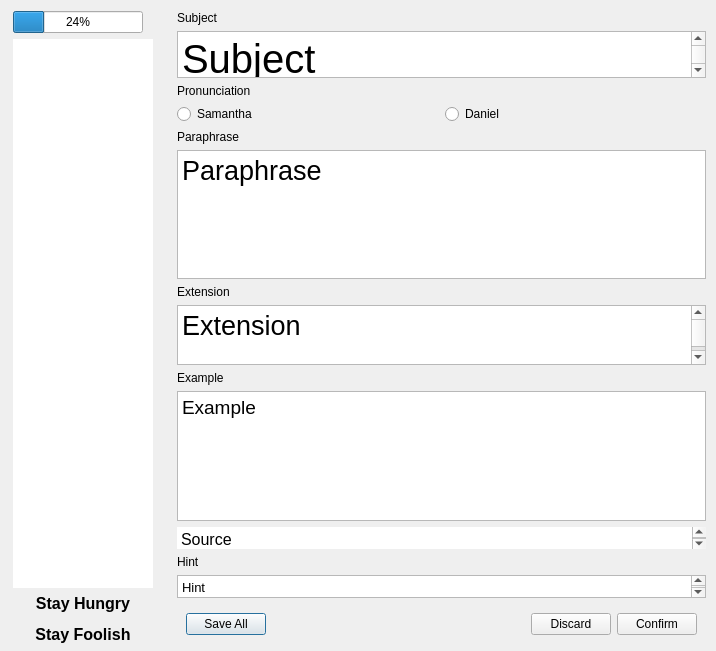
Old version of the form maple_utility.ui in the repository liuzikai/Maple-Anki-Utility.
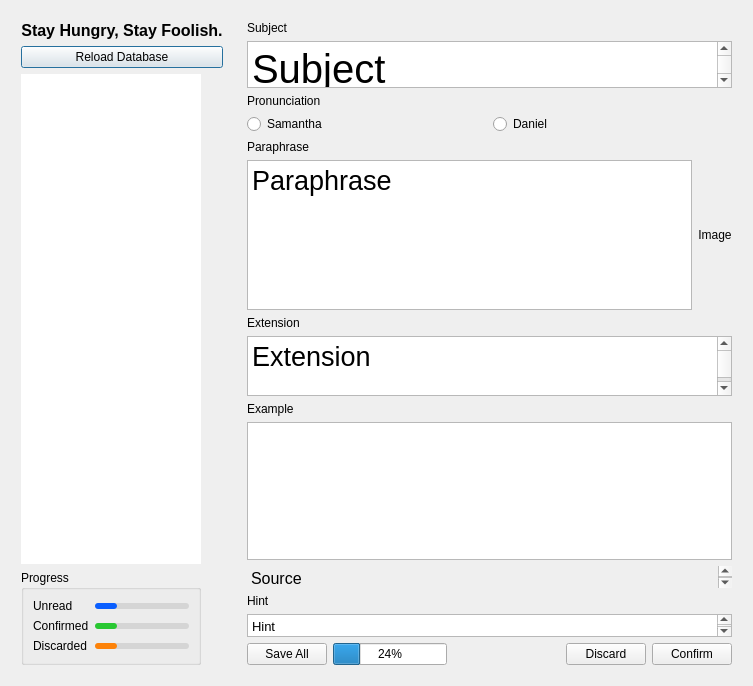
New version of the form.

Commit message: Revise UI. Fix newline support.

Patch:
```diff
--- a/maple_utility.ui
+++ b/maple_utility.ui
@@ -6,8 +6,8 @@
    <rect>
     <x>0</x>
     <y>0</y>
-    <width>716</width>
-    <height>651</height>
+    <width>753</width>
+    <height>686</height>
    </rect>
   </property>
   <property name="windowTitle">
@@ -16,10 +16,10 @@
   <widget class="QWidget" name="mainWidget" native="true">
    <property name="geometry">
     <rect>
-     <x>4</x>
-     <y>2</y>
-     <width>711</width>
-     <height>651</height>
+     <x>12</x>
+     <y>12</y>
+     <width>729</width>
+     <height>662</height>
     </rect>
    </property>
    <property name="sizePolicy">
@@ -39,15 +39,16 @@
       </property>
       <layout class="QVBoxLayout" name="verticalLayout">
        <item>
-        <widget class="QProgressBar" name="progressBar">
-         <property name="maximumSize">
-          <size>
-           <width>130</width>
-           <height>16777215</height>
-          </size>
+        <widget class="QLabel" name="label_7">
+         <property name="text">
+          <string>&lt;html&gt;&lt;head/&gt;&lt;body&gt;&lt;p align=&quot;center&quot;&gt;&lt;span style=&quot; font-size:12pt; font-weight:600;&quot;&gt;Stay Hungry, Stay Foolish.&lt;/span&gt;&lt;/p&gt;&lt;/body&gt;&lt;/html&gt;</string>
          </property>
-         <property name="value">
-          <number>24</number>
+        </widget>
+       </item>
+       <item>
+        <widget class="QPushButton" name="reloadDB">
+         <property name="text">
+          <string>Reload Database</string>
          </property>
         </widget>
        </item>
@@ -58,7 +59,7 @@
          </property>
          <property name="maximumSize">
           <size>
-           <width>140</width>
+           <width>180</width>
            <height>16777215</height>
           </size>
          </property>
@@ -73,10 +74,138 @@
         </widget>
        </item>
        <item>
-        <widget class="QLabel" name="label_7">
-         <property name="text">
-          <string>&lt;html&gt;&lt;head/&gt;&lt;body&gt;&lt;p align=&quot;center&quot;&gt;&lt;span style=&quot; font-size:12pt; font-weight:600;&quot;&gt;Stay Hungry&lt;/span&gt;&lt;/p&gt;&lt;p align=&quot;center&quot;&gt;&lt;span style=&quot; font-size:12pt; font-weight:600;&quot;&gt;Stay Foolish&lt;/span&gt;&lt;/p&gt;&lt;/body&gt;&lt;/html&gt;</string>
+        <widget class="QGroupBox" name="groupBox">
+         <property name="maximumSize">
+          <size>
+           <width>180</width>
+           <height>16777215</height>
+          </size>
          </property>
+         <property name="title">
+          <string>Progress</string>
+         </property>
+         <layout class="QGridLayout" name="gridLayout_3">
+          <item row="0" column="1">
+           <widget class="QProgressBar" name="unreadBar">
+            <property name="minimumSize">
+             <size>
+              <width>0</width>
+              <height>6</height>
+             </size>
+            </property>
+            <property name="maximumSize">
+             <size>
+              <width>130</width>
+              <height>6</height>
+             </size>
+            </property>
+            <property name="styleSheet">
+             <string notr="true">QProgressBar {
+	text-align: center;
+	background-color: rgba(0, 0, 0, 25);
+	border-radius: 3px;
+	height: 6px;
+}
+
+QProgressBar::chunk {
+     background-color: rgb(10, 95, 255);
+     border-radius: 3px
+ }</string>
+            </property>
+            <property name="value">
+             <number>24</number>
+            </property>
+            <property name="textVisible">
+             <bool>false</bool>
+            </property>
+           </widget>
+          </item>
+          <item row="1" column="1">
+           <widget class="QProgressBar" name="confirmedBar">
+            <property name="maximumSize">
+             <size>
+              <width>16777215</width>
+              <height>6</height>
+             </size>
+            </property>
+            <property name="styleSheet">
+             <string notr="true">QProgressBar {
+	text-align: center;
+	background-color: rgba(0, 0, 0, 25);
+	border-radius: 3px;
+	height: 6px;
+}
+
+QProgressBar::chunk {
+     background-color: rgb(41, 200, 50);
+     border-radius: 3px
+ }</string>
+            </property>
+            <property name="value">
+             <number>24</number>
+            </property>
+            <property name="textVisible">
+             <bool>false</bool>
+            </property>
+           </widget>
+          </item>
+          <item row="2" column="1">
+           <widget class="QProgressBar" name="discardBar">
+            <property name="minimumSize">
+             <size>
+              <width>0</width>
+              <height>6</height>
+             </size>
+            </property>
+            <property name="maximumSize">
+             <size>
+              <width>16777215</width>
+              <height>6</height>
+             </size>
+            </property>
+            <property name="styleSheet">
+             <string notr="true">QProgressBar {
+	text-align: center;
+	background-color: rgba(0, 0, 0, 25);
+	border-radius: 3px;
+	height: 6px;
+}
+
+QProgressBar::chunk {
+     background-color: rgb(253, 130, 8);
+     border-radius: 3px
+ }</string>
+            </property>
+            <property name="value">
+             <number>24</number>
+            </property>
+            <property name="textVisible">
+             <bool>false</bool>
+            </property>
+           </widget>
+          </item>
+          <item row="0" column="0">
+           <widget class="QLabel" name="label_8">
+            <property name="text">
+             <string>Unread</string>
+            </property>
+           </widget>
+          </item>
+          <item row="1" column="0">
+           <widget class="QLabel" name="label_9">
+            <property name="text">
+             <string>Confirmed</string>
+            </property>
+           </widget>
+          </item>
+          <item row="2" column="0">
+           <widget class="QLabel" name="label_10">
+            <property name="text">
+             <string>Discarded</string>
+            </property>
+           </widget>
+          </item>
+         </layout>
         </widget>
        </item>
       </layout>
@@ -172,19 +301,65 @@
         </widget>
        </item>
        <item>
-        <widget class="QTextEdit" name="paraphrase">
-         <property name="font">
-          <font>
-           <pointsize>20</pointsize>
-          </font>
-         </property>
-         <property name="html">
-          <string>&lt;!DOCTYPE HTML PUBLIC &quot;-//W3C//DTD HTML 4.0//EN&quot; &quot;http://www.w3.org/TR/REC-html40/strict.dtd&quot;&gt;
+        <widget class="QWidget" name="widget_3" native="true">
+         <layout class="QHBoxLayout" name="horizontalLayout_4">
+          <property name="leftMargin">
+           <number>0</number>
+          </property>
+          <property name="topMargin">
+           <number>0</number>
+          </property>
+          <property name="rightMargin">
+           <number>0</number>
+          </property>
+          <property name="bottomMargin">
+           <number>0</number>
+          </property>
+          <item>
+           <widget class="QTextEdit" name="paraphrase">
+            <property name="minimumSize">
+             <size>
+              <width>0</width>
+              <height>150</height>
+             </size>
+            </property>
+            <property name="font">
+             <font>
+              <pointsize>20</pointsize>
+             </font>
+            </property>
+            <property name="html">
+             <string>&lt;!DOCTYPE HTML PUBLIC &quot;-//W3C//DTD HTML 4.0//EN&quot; &quot;http://www.w3.org/TR/REC-html40/strict.dtd&quot;&gt;
 &lt;html&gt;&lt;head&gt;&lt;meta name=&quot;qrichtext&quot; content=&quot;1&quot; /&gt;&lt;style type=&quot;text/css&quot;&gt;
 p, li { white-space: pre-wrap; }
 &lt;/style&gt;&lt;/head&gt;&lt;body style=&quot; font-family:'.SF NS Text'; font-size:20pt; font-weight:400; font-style:normal;&quot;&gt;
 &lt;p style=&quot; margin-top:0px; margin-bottom:0px; margin-left:0px; margin-right:0px; -qt-block-indent:0; text-indent:0px;&quot;&gt;Paraphrase&lt;/p&gt;&lt;/body&gt;&lt;/html&gt;</string>
-         </property>
+            </property>
+           </widget>
+          </item>
+          <item>
+           <widget class="QLabel" name="imageLabel">
+            <property name="minimumSize">
+             <size>
+              <width>0</width>
+              <height>150</height>
+             </size>
+            </property>
+            <property name="maximumSize">
+             <size>
+              <width>16777215</width>
+              <height>150</height>
+             </size>
+            </property>
+            <property name="text">
+             <string>Image</string>
+            </property>
+            <property name="alignment">
+             <set>Qt::AlignCenter</set>
+            </property>
+           </widget>
+          </item>
+         </layout>
         </widget>
        </item>
        <item>
@@ -230,15 +405,15 @@
          </property>
          <property name="font">
           <font>
-           <pointsize>14</pointsize>
+           <pointsize>16</pointsize>
           </font>
          </property>
          <property name="html">
           <string>&lt;!DOCTYPE HTML PUBLIC &quot;-//W3C//DTD HTML 4.0//EN&quot; &quot;http://www.w3.org/TR/REC-html40/strict.dtd&quot;&gt;
 &lt;html&gt;&lt;head&gt;&lt;meta name=&quot;qrichtext&quot; content=&quot;1&quot; /&gt;&lt;style type=&quot;text/css&quot;&gt;
 p, li { white-space: pre-wrap; }
-&lt;/style&gt;&lt;/head&gt;&lt;body style=&quot; font-family:'.SF NS Text'; font-size:14pt; font-weight:400; font-style:normal;&quot;&gt;
-&lt;p style=&quot; margin-top:0px; margin-bottom:0px; margin-left:0px; margin-right:0px; -qt-block-indent:0; text-indent:0px;&quot;&gt;Example&lt;/p&gt;&lt;/body&gt;&lt;/html&gt;</string>
+&lt;/style&gt;&lt;/head&gt;&lt;body style=&quot; font-family:'.SF NS Text'; font-size:16pt; font-weight:400; font-style:normal;&quot;&gt;
+&lt;p style=&quot;-qt-paragraph-type:empty; margin-top:0px; margin-bottom:0px; margin-left:0px; margin-right:0px; -qt-block-indent:0; text-indent:0px;&quot;&gt;&lt;br /&gt;&lt;/p&gt;&lt;/body&gt;&lt;/html&gt;</string>
          </property>
         </widget>
        </item>
@@ -256,6 +431,11 @@
            <height>22</height>
           </size>
          </property>
+         <property name="styleSheet">
+          <string notr="true">QTextEdit {
+	background-color: rgba(0, 0, 0, 0);
+}</string>
+         </property>
          <property name="frameShape">
           <enum>QFrame::NoFrame</enum>
          </property>
@@ -305,6 +485,18 @@
        <item>
         <widget class="QWidget" name="widget" native="true">
          <layout class="QHBoxLayout" name="horizontalLayout_2">
+          <property name="leftMargin">
+           <number>0</number>
+          </property>
+          <property name="topMargin">
+           <number>0</number>
+          </property>
+          <property name="rightMargin">
+           <number>0</number>
+          </property>
+          <property name="bottomMargin">
+           <number>0</number>
+          </property>
           <item>
            <widget class="QPushButton" name="saveAllButton">
             <property name="text">
@@ -312,6 +504,13 @@
             </property>
            </widget>
           </item>
+          <item>
+           <widget class="QProgressBar" name="saveBar">
+            <property name="value">
+             <number>24</number>
+            </property>
+           </widget>
+          </item>
           <item>
            <spacer name="horizontalSpacer">
             <property name="orientation">
```
Left out of the diff: 12 changed lines with no effect on the pictures. The commit also changes 3 other files.
